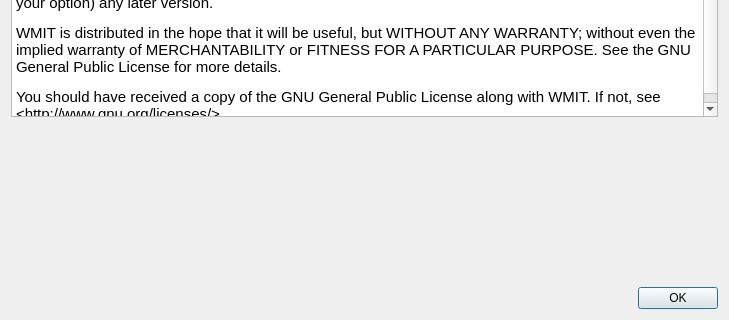
This is src/ui/aboutdialog.ui in Warzone2100/WMIT as Qt 5 draws it before an edit; both pictures show x 0 to 729 and y 152 to 472 of the 729 by 472 pixel window. The edited form follows.
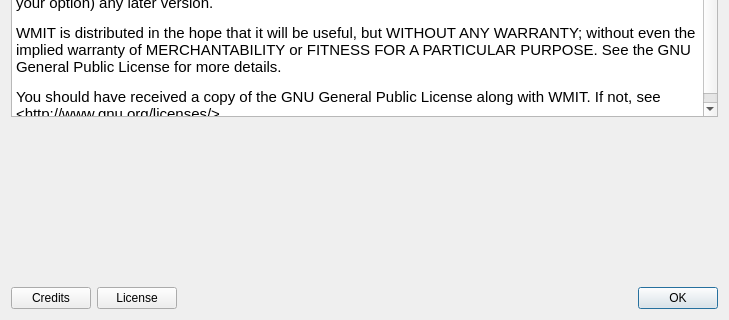
This is the edited form.

Commit message: Add AUTHORS file and show it About dialog.

What changed in the file:
```diff
--- a/src/ui/aboutdialog.ui
+++ b/src/ui/aboutdialog.ui
@@ -68,6 +68,22 @@
     </spacer>
    </item>
    <item>
+    <layout class="QHBoxLayout" name="horizontalLayout">
+     <item>
+      <widget class="QPushButton" name="pbCredits">
+       <property name="text">
+        <string>Credits</string>
+       </property>
+      </widget>
+     </item>
+     <item>
+      <widget class="QPushButton" name="pbLicense">
+       <property name="text">
+        <string>License</string>
+       </property>
+      </widget>
+     </item>
+     <item>
     <widget class="QDialogButtonBox" name="buttonBox">
      <property name="orientation">
       <enum>Qt::Horizontal</enum>
@@ -76,6 +92,8 @@
       <set>QDialogButtonBox::Ok</set>
      </property>
     </widget>
+     </item>
+    </layout>
    </item>
   </layout>
  </widget>
```
Lines whose indentation alone changed are shown as unchanged. The commit also changes 4 other files.
